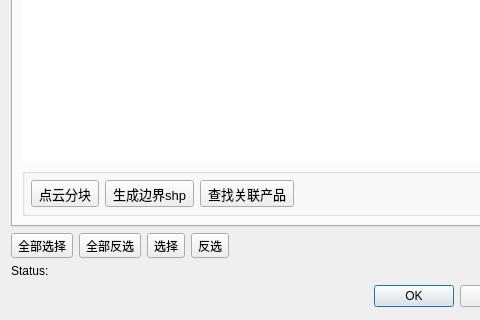
Old version of the form qCC/ui_templates/bdrProjectDlg.ui in the repository CloudCompare/CloudCompare; both pictures show x 0 to 480 and y 400 to 720 of the 1280 by 720 pixel window.
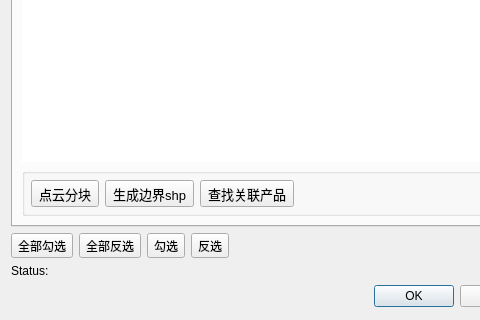
New version of the form. Icons and pictures are not drawn.

What changed in the file:
```diff
--- a/qCC/ui_templates/bdrProjectDlg.ui
+++ b/qCC/ui_templates/bdrProjectDlg.ui
@@ -1361,7 +1361,7 @@
           </font>
          </property>
          <property name="text">
-          <string>全部选择</string>
+          <string>全部勾选</string>
          </property>
         </widget>
        </item>
@@ -1397,7 +1397,7 @@
           </font>
          </property>
          <property name="text">
-          <string>选择</string>
+          <string>勾选</string>
          </property>
         </widget>
        </item>
```
